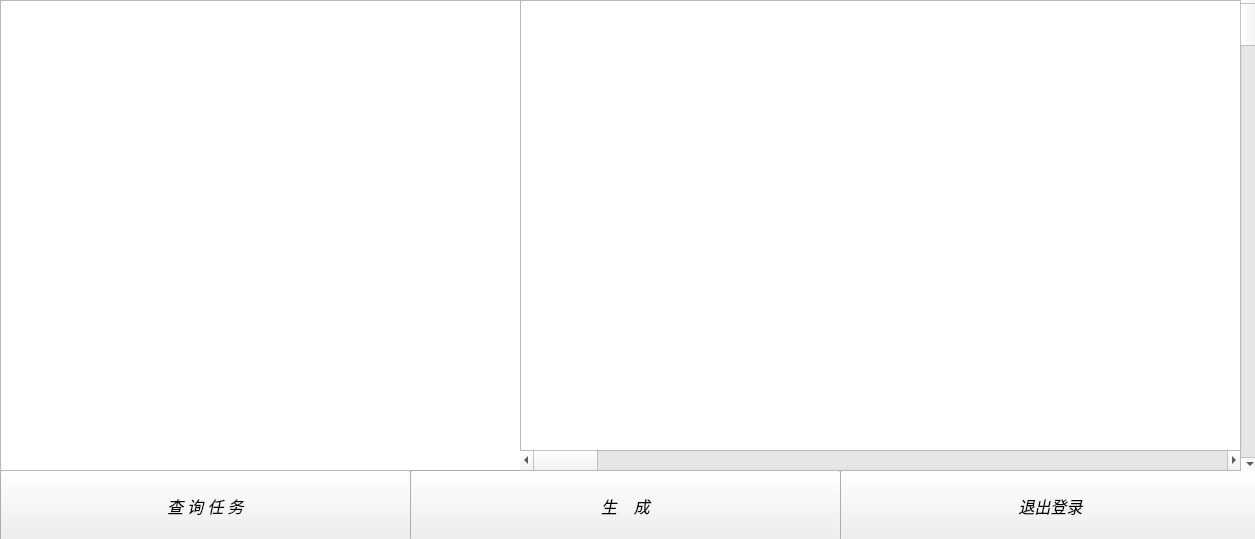
Qt form log/putong.ui (haohaomxc/-) before a commit.
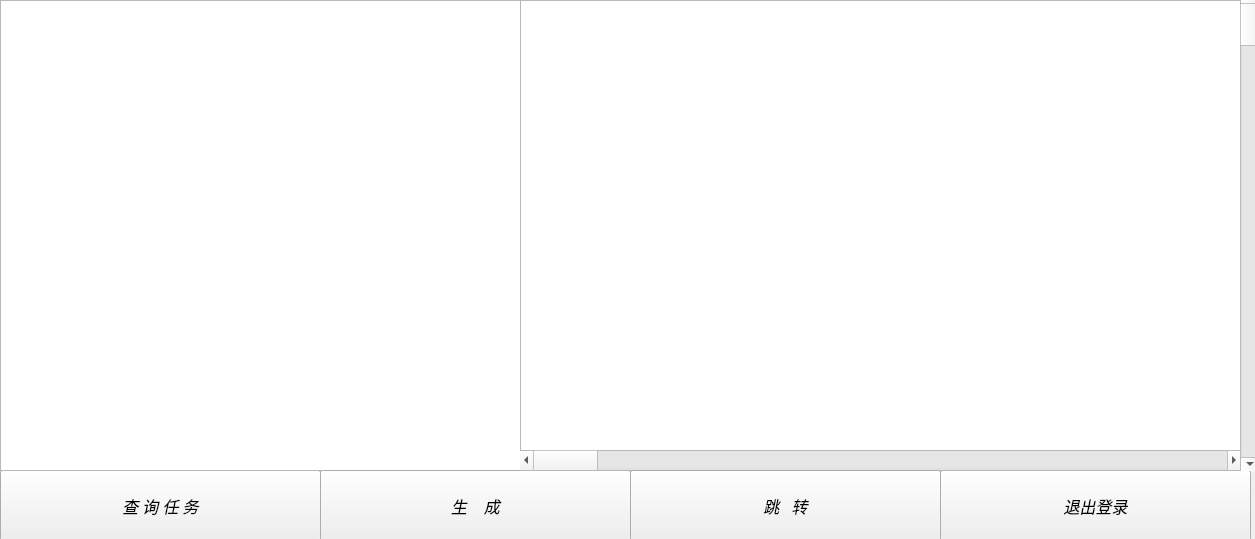
The same form after that commit.

The edit to the form file:
```diff
--- a/log/putong.ui
+++ b/log/putong.ui
@@ -18,7 +18,7 @@
     <rect>
      <x>0</x>
      <y>470</y>
-     <width>411</width>
+     <width>321</width>
      <height>71</height>
     </rect>
    </property>
@@ -36,9 +36,9 @@
   <widget class="QPushButton" name="pushButton_tuichu">
    <property name="geometry">
     <rect>
-     <x>840</x>
+     <x>940</x>
      <y>470</y>
-     <width>421</width>
+     <width>311</width>
      <height>71</height>
     </rect>
    </property>
@@ -66,9 +66,9 @@
   <widget class="QPushButton" name="pushButton_shengcheng">
    <property name="geometry">
     <rect>
-     <x>410</x>
+     <x>320</x>
      <y>470</y>
-     <width>431</width>
+     <width>311</width>
      <height>71</height>
     </rect>
    </property>
@@ -119,6 +119,26 @@
     <enum>Qt::Vertical</enum>
    </property>
   </widget>
+  <widget class="QPushButton" name="pushButton_tiao">
+   <property name="geometry">
+    <rect>
+     <x>630</x>
+     <y>470</y>
+     <width>311</width>
+     <height>71</height>
+    </rect>
+   </property>
+   <property name="font">
+    <font>
+     <family>得意黑</family>
+     <pointsize>12</pointsize>
+     <italic>true</italic>
+    </font>
+   </property>
+   <property name="text">
+    <string>跳   转</string>
+   </property>
+  </widget>
  </widget>
  <resources/>
  <connections/>
```
